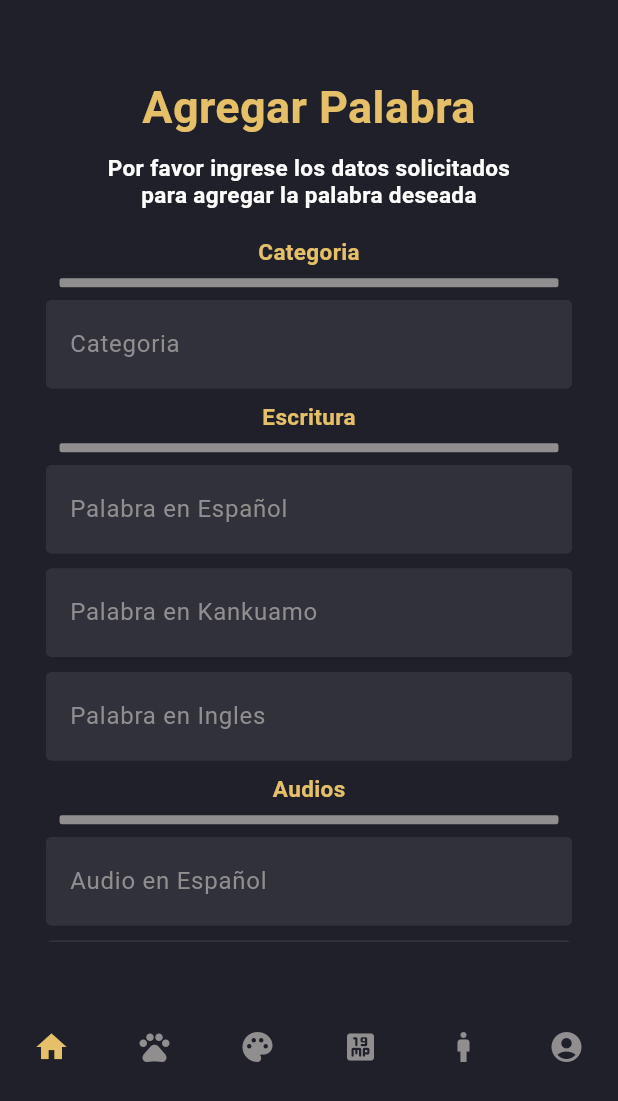
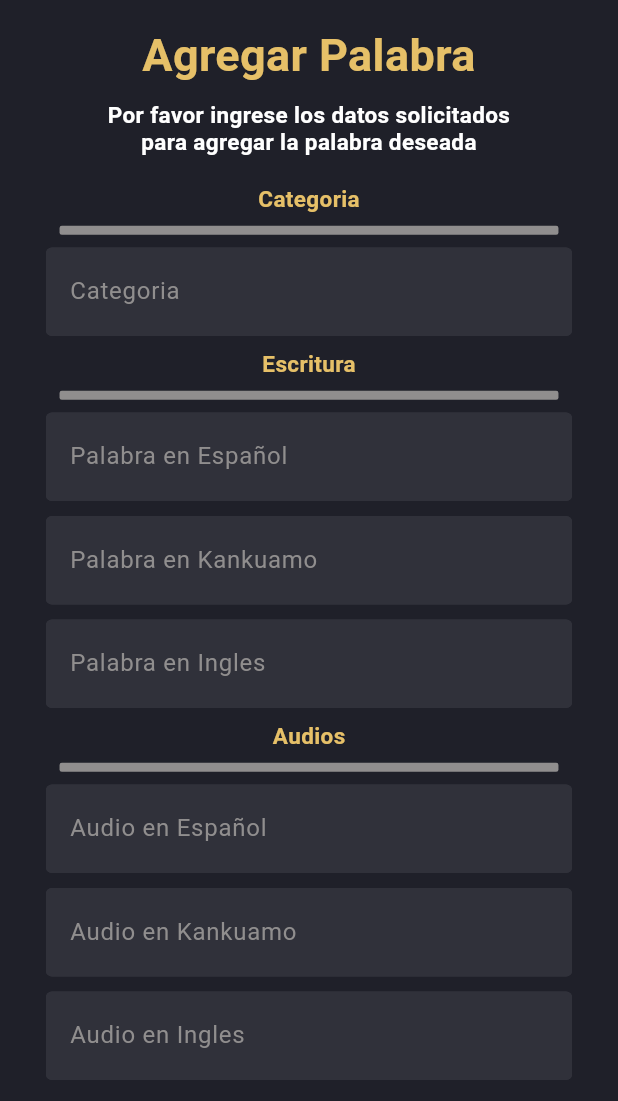
Before and after one commit to Jsrodriguez03/Frontend-DiccionarioKMovil, a Flutter app: the AddWord screen opened by its route, on a phone screen of 412 x 824 dp, the part 135-1236 px from its top. Run offline on Flutter 3.47's test engine with Material 2 defaults, Android fonts, the light colour scheme and no system bars; our stand-ins replace audioplayers, carousel_slider, get; missing offline and left inert: animation_search_bar.

Commit message:
Cambios en las interfaces de administrador

```diff
--- a/lib/ui/pages/Manage/manage_word.dart
+++ b/lib/ui/pages/Manage/manage_word.dart
@@ -1,5 +1,4 @@
 import 'package:flutter/material.dart';
-import 'package:frontend_diccionario/ui/widgets/Buttoms/custom_elevation_buttom.dart';
 import 'package:frontend_diccionario/ui/widgets/Buttoms/icon_buttom.dart';
 import 'package:frontend_diccionario/ui/widgets/DataTable/data_table.dart';
 import 'package:frontend_diccionario/ui/widgets/Logo/logo_flecha.dart';
--- a/lib/ui/pages/Profile/edit_profile.dart
+++ b/lib/ui/pages/Profile/edit_profile.dart
@@ -24,7 +24,7 @@
         mainAxisAlignment: MainAxisAlignment.center,
         children: [
           const LogoFlecha(navigation: "/profile"),
-          const SizedBox(height: 20),
+          const SizedBox(height: 10),
           Expanded(
             child: Container(
               padding: const EdgeInsets.all(10),
--- a/lib/ui/pages/Word/add_word.dart
+++ b/lib/ui/pages/Word/add_word.dart
@@ -1,5 +1,4 @@
 import 'package:flutter/material.dart';
-import 'package:frontend_diccionario/ui/Widgets/Navbar/navbar.dart';
 import 'package:frontend_diccionario/ui/config/theme/app_theme.dart';
 import 'package:frontend_diccionario/ui/Widgets/TextFormField/CustomTextfield.dart';
 import 'package:frontend_diccionario/ui/widgets/Buttoms/custom_elevation_buttom.dart';
@@ -32,11 +31,11 @@
           children: [
             const SizedBox(height: 10),
             const LogoFlecha(navigation: "/manage-word"),
-            const SizedBox(height: 20),
+            const SizedBox(height: 5),
             Expanded(
               child: Container(
                 padding: const EdgeInsets.all(10),
-                margin: const EdgeInsets.only(bottom: 40, top: 20),
+                margin: const EdgeInsets.only(bottom: 0),
                 width: screenWidth * 0.9,
                 decoration: BoxDecoration(
                   //color: theme.color("fourth"),
@@ -113,7 +112,6 @@
           ],
         ),
       ),
-      bottomNavigationBar: const NavBarCategory(),
     );
   }
 }
--- a/lib/ui/pages/Word/edit_word.dart
+++ b/lib/ui/pages/Word/edit_word.dart
@@ -1,6 +1,5 @@
 import 'package:flutter/material.dart';
 import 'package:frontend_diccionario/ui/widgets/Buttoms/custom_elevation_buttom.dart';
-import 'package:frontend_diccionario/ui/Widgets/Navbar/navbar.dart';
 import 'package:frontend_diccionario/ui/config/theme/app_theme.dart';
 import 'package:frontend_diccionario/ui/Widgets/TextFormField/CustomTextfield.dart';
 import 'package:frontend_diccionario/ui/widgets/Logo/logo_flecha.dart';
@@ -27,12 +26,12 @@
               height: 10,
             ),
             const LogoFlecha(navigation: "/manage-word"),
-            const SizedBox(height: 20),
+            const SizedBox(height: 10),
 
             Expanded(
               child: Container(
                 padding: const EdgeInsets.all(10),
-                margin: const EdgeInsets.only(bottom: 40, top: 20),
+                margin: const EdgeInsets.only(bottom: 40,),
                 width: screenWidth * 0.9,
                 decoration: BoxDecoration(
                   //color: theme.color("fourth"),
@@ -91,7 +90,6 @@
           ],
         ),
       ),
-      bottomNavigationBar: const NavBarCategory(),
     );
   }
 }
```
